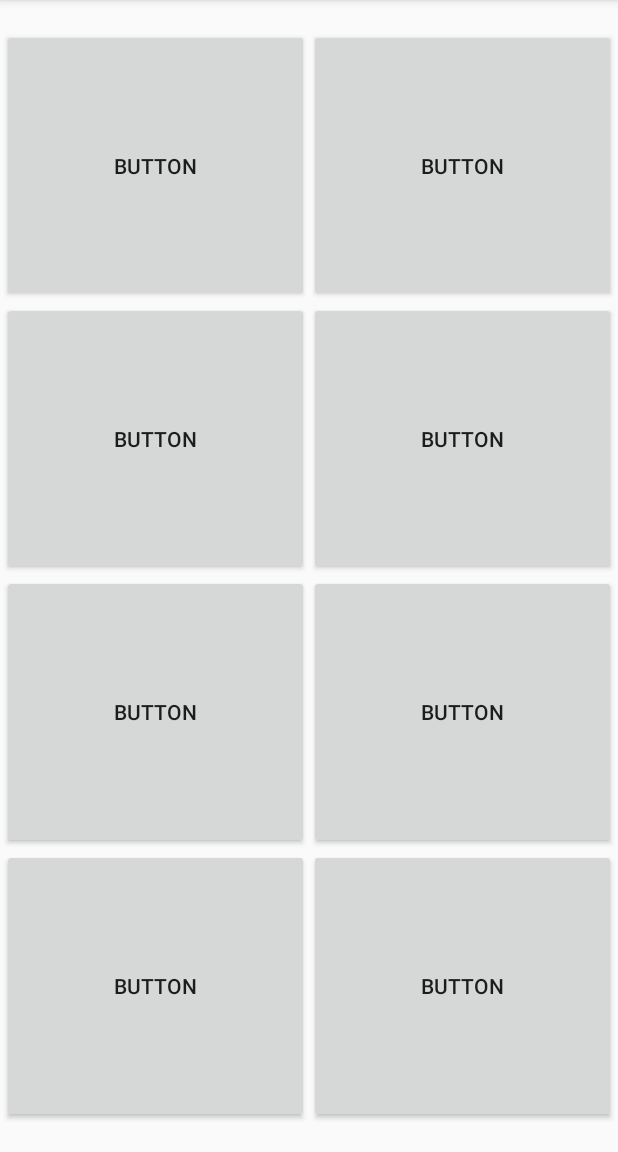
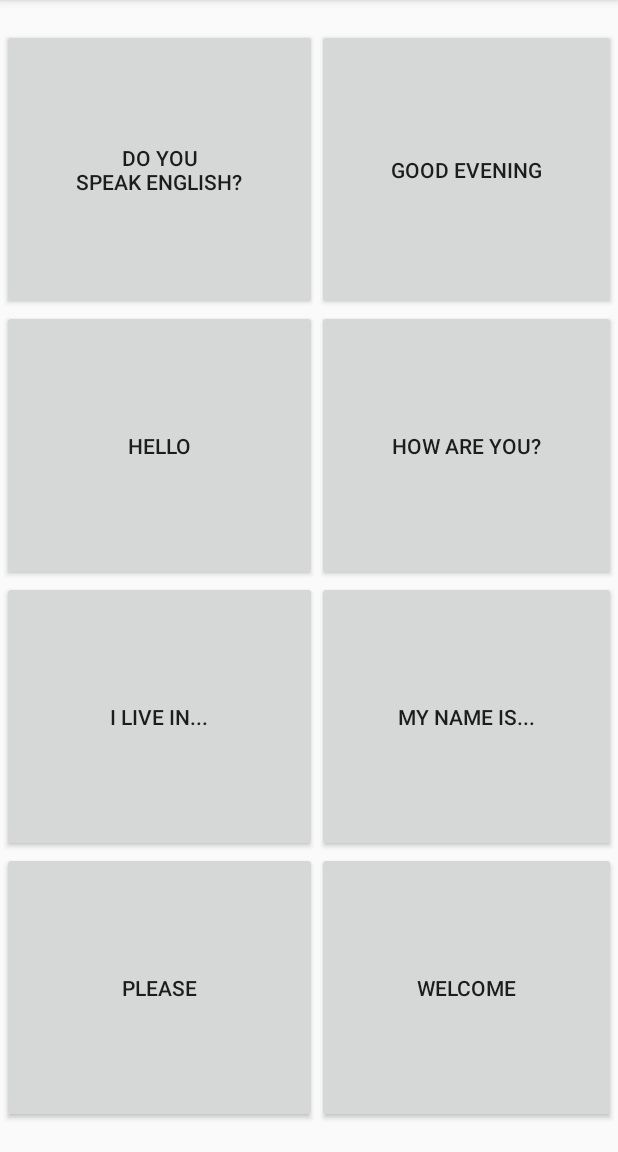
Before and after one commit to gustavorribeiro/basic-phrases, an Android app: the screen it shows after launch (MainActivity), on a phone screen of 412 x 824 dp, the part 84-1236 px from its top. Run offline under Robolectric (Android 15) with nearby library versions, the phone set to English and light mode, and no system bars.

Commit message:
adding tag and texts in buttons

```diff
--- a/app/src/main/res/layout/activity_main.xml
+++ b/app/src/main/res/layout/activity_main.xml
@@ -26,15 +26,17 @@
             android:id="@+id/button0"
             android:layout_width="wrap_content"
             android:layout_height="wrap_content"
-            android:text="@string/button"
+            android:text="DO YOU\nSPEAK ENGLISH?"
+            android:tag="doyouspeakenglish"
             app:layout_gravity="fill"
             app:layout_rowWeight="1"
-            app:layout_columnWeight="1"/>
+            app:layout_columnWeight="1" />
         <Button
             android:id="@+id/button1"
             android:layout_width="wrap_content"
             android:layout_height="wrap_content"
-            android:text="@string/button"
+            android:text="GOOD EVENING"
+            android:tag="goodevening"
             app:layout_gravity="fill"
             app:layout_rowWeight="1"
             app:layout_columnWeight="1"/>
@@ -42,49 +44,55 @@
             android:id="@+id/button2"
             android:layout_width="wrap_content"
             android:layout_height="wrap_content"
-            android:text="@string/button"
+            android:text="HELLO"
             app:layout_gravity="fill"
             app:layout_rowWeight="1"
-            app:layout_columnWeight="1"/>
+            app:layout_columnWeight="1"
+            android:tag="hello"/>
         <Button
             android:id="@+id/button3"
             android:layout_width="wrap_content"
             android:layout_height="wrap_content"
-            android:text="@string/button"
+            android:text="HOW ARE YOU?"
             app:layout_gravity="fill"
             app:layout_rowWeight="1"
-            app:layout_columnWeight="1"/>
+            app:layout_columnWeight="1"
+            android:tag="howareyou"/>
         <Button
             android:id="@+id/button4"
             android:layout_width="wrap_content"
             android:layout_height="wrap_content"
-            android:text="@string/button"
+            android:text="I LIVE IN..."
             app:layout_gravity="fill"
             app:layout_rowWeight="1"
-            app:layout_columnWeight="1"/>
+            app:layout_columnWeight="1"
+            android:tag="ilivein"/>
         <Button
             android:id="@+id/button5"
             android:layout_width="wrap_content"
             android:layout_height="wrap_content"
-            android:text="@string/button"
+            android:text="MY NAME IS..."
             app:layout_gravity="fill"
             app:layout_rowWeight="1"
-            app:layout_columnWeight="1"/>
+            app:layout_columnWeight="1"
+            android:tag="mynameis"/>
         <Button
             android:id="@+id/button6"
             android:layout_width="wrap_content"
             android:layout_height="wrap_content"
-            android:text="@string/button"
+            android:text="PLEASE"
             app:layout_gravity="fill"
             app:layout_rowWeight="1"
-            app:layout_columnWeight="1"/>
+            app:layout_columnWeight="1"
+            android:tag="please"/>
         <Button
             android:id="@+id/button7"
             android:layout_width="wrap_content"
             android:layout_height="wrap_content"
-            android:text="@string/button"
+            android:text="WELCOME"
             app:layout_gravity="fill"
             app:layout_rowWeight="1"
-            app:layout_columnWeight="1"/>
+            app:layout_columnWeight="1"
+            android:tag="welcome"/>
     </androidx.gridlayout.widget.GridLayout>
 </androidx.constraintlayout.widget.ConstraintLayout>
```
